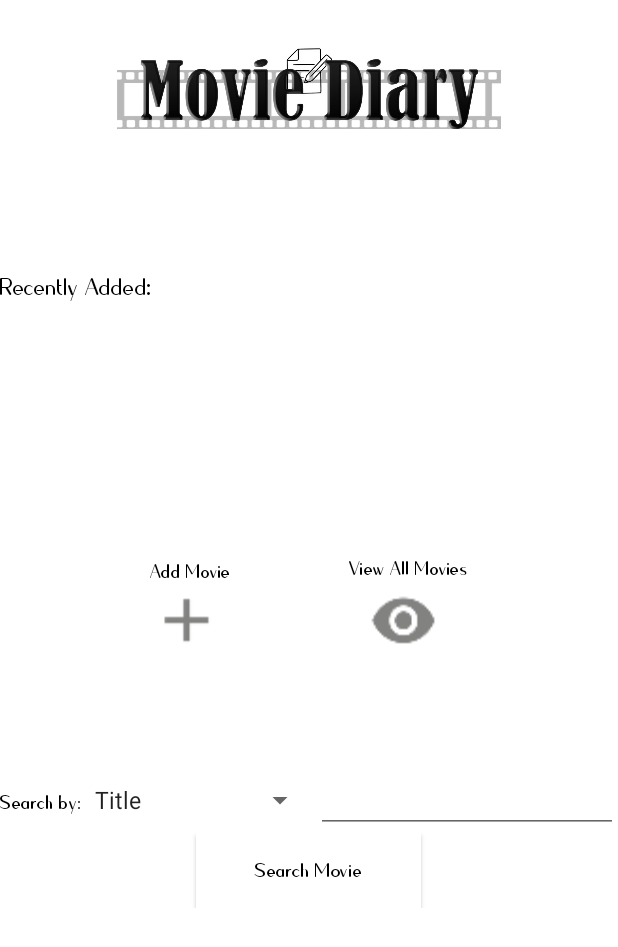
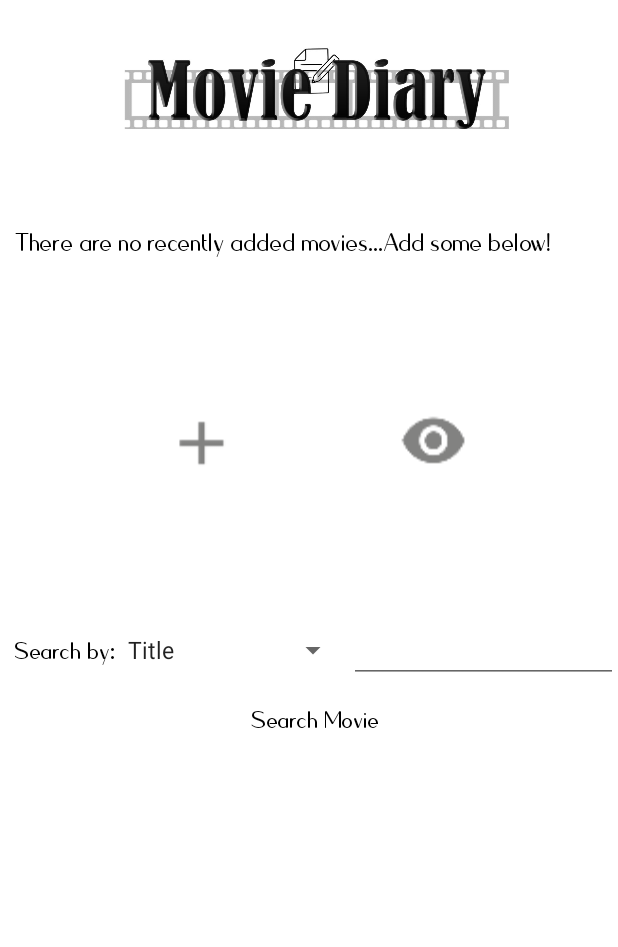
Before and after one commit to Stelanistikaki/Movie_Diary, an Android app: the screen it shows after launch (MainActivity), on a phone screen of 412 x 824 dp. Shown: the top 947 px of the screen. Run offline under Robolectric (Android 15) with nearby library versions, the phone set to English and light mode, and no system bars.

Commit message:
Carousel updated automatically | Add and-or change genres | Refresh with swipe down | new list style

```diff
--- a/app/src/main/AndroidManifest.xml
+++ b/app/src/main/AndroidManifest.xml
@@ -4,7 +4,7 @@
 
     <application
         android:allowBackup="true"
-        android:icon="@mipmap/ic_launcher"
+        android:icon="@mipmap/moviediary1"
         android:label="@string/app_name"
         android:roundIcon="@mipmap/ic_launcher_round"
         android:supportsRtl="true"
--- a/app/src/main/java/com/example/admin/movie_diary/DatabaseHelper.java
+++ b/app/src/main/java/com/example/admin/movie_diary/DatabaseHelper.java
@@ -8,7 +8,7 @@ import android.database.sqlite.SQLiteOpenHelper;
 import android.util.Log;
 
 public class DatabaseHelper extends SQLiteOpenHelper {
-    public static final String DATABASE_NAME = "movie_db1";
+    public static final String DATABASE_NAME = "movie_db7";
     public static final String TABLE_NAME = "movie_table";
     public static final String IDCOL = "ID";
     public static final String TITLECOL = "TITLE";
@@ -85,7 +85,6 @@ public class DatabaseHelper extends SQLiteOpenHelper {
     public Cursor searchData(String value, String column){
         SQLiteDatabase db = this.getWritableDatabase();
         String query = "SELECT * FROM " + TABLE_NAME + " WHERE " + column + " = '" + value + "' ";
-        Log.d(TAG, "insertData: " + value);
         Cursor result = db.rawQuery(query, null);
         return result;
     }
--- a/app/src/main/java/com/example/admin/movie_diary/EditDataActivity.java
+++ b/app/src/main/java/com/example/admin/movie_diary/EditDataActivity.java
@@ -30,6 +30,7 @@ public class EditDataActivity extends AppCompatActivity {
     protected void onCreate(Bundle savedInstanceState) {
         super.onCreate(savedInstanceState);
         setContentView(R.layout.edit_movie_layout);
+        getSupportActionBar().hide();
 
         mDatabaseHelper = new DatabaseHelper(this);
         editTitleText = findViewById(R.id.editTitleText);
@@ -100,6 +101,8 @@ public class EditDataActivity extends AppCompatActivity {
                 boolean updated = mDatabaseHelper.UpdateData(id, title, year, director, genre, rating, recommendString, comments);
                 if(updated) {
                     toastMessage("Movie updated!");
+                    Intent intent  = new Intent(EditDataActivity.this, ListDataActivity.class);
+                    startActivity(intent);
                     finish();
                 }
                 else
@@ -116,6 +119,8 @@ public class EditDataActivity extends AppCompatActivity {
                 int deleteRows = mDatabaseHelper.deleteData(id);
                 if(deleteRows > 0) {
                     toastMessage("Movie removed!");
+                    Intent intent  = new Intent(EditDataActivity.this, ListDataActivity.class);
+                    startActivity(intent);
                     finish();
                 }
                 else
--- a/app/src/main/java/com/example/admin/movie_diary/MainActivity.java
+++ b/app/src/main/java/com/example/admin/movie_diary/MainActivity.java
@@ -4,6 +4,7 @@ import android.content.Intent;
 import android.database.Cursor;
 import android.support.design.widget.TabLayout;
 import android.support.v4.view.ViewPager;
+import android.support.v4.widget.SwipeRefreshLayout;
 import android.support.v7.app.AppCompatActivity;
 import android.os.Bundle;
 import android.view.View;
@@ -11,8 +12,8 @@ import android.widget.AdapterView;
 import android.widget.ArrayAdapter;
 import android.widget.Button;
 import android.widget.EditText;
-import android.widget.ImageView;
 import android.widget.Spinner;
+import android.widget.TextView;
 import android.widget.Toast;
 
 import java.util.ArrayList;
@@ -22,19 +23,18 @@ import java.util.TimerTask;
 
 public class MainActivity extends AppCompatActivity {
 
-    private Button addMovieButton, viewAllButton, searchButton;
+    private Button addMovieButton, viewAllButton, searchButton, reloadButton;
     private Spinner searchSpinner;
     private EditText searchText;
-    //private ImageView logoImage;
+    private TextView recentlyAdded;
     private String[] searchValues = {"Title" , "Year", "Director", "Genre", "Rating", "Recommend"};
     DatabaseHelper mDatabaseHelper;
     String selectedCol, selectedText;
     boolean recommendSelected;
     ViewPager viewPager;
+    SwipeRefreshLayout swipeToRefresh;
     TabLayout indicator;
     ArrayList<String> recentMovies = new ArrayList<>();
-
-    private static final String TAG = MainActivity.class.getName();
 
 
     @Override
@@ -48,12 +48,12 @@ public class MainActivity extends AppCompatActivity {
         searchButton = findViewById(R.id.searchButton);
         searchText = findViewById(R.id.searchText);
         searchSpinner = findViewById(R.id.searchSpinner);
-        //logoImage = findViewById(R.id.logoImage);
         mDatabaseHelper = new DatabaseHelper(this);
         viewPager= findViewById(R.id.viewPagerRecentlyAdded);
+        swipeToRefresh = findViewById(R.id.swiperefresh);
         indicator= findViewById(R.id.indicator);
+        recentlyAdded = findViewById(R.id.recentlyAdded);
 
-        //logoImage.setImageResource(R.drawable.moviediary1);
         searchText.setFocusableInTouchMode(true);
 
         ArrayAdapter<String> spinnerArrayAdapter = new ArrayAdapter<String>
@@ -63,9 +63,25 @@ public class MainActivity extends AppCompatActivity {
         searchSpinner.setAdapter(spinnerArrayAdapter);
 
         Cursor recent = mDatabaseHelper.getRecentData();
-        while(recent.moveToNext()){
-            recentMovies.add("'" + recent.getString(1) + "'");
+        if(recent.getCount() == 0){
+            recentlyAdded.setText("There are no recently added movies...Add some below!");
+            recentlyAdded.setTextSize(23);
         }
+        else{
+            while(recent.moveToNext()) {
+                recentMovies.add("'" + recent.getString(1) + "'");
+            }
+        }
+
+
+        swipeToRefresh.setOnRefreshListener(new SwipeRefreshLayout.OnRefreshListener() {
+            @Override
+            public void onRefresh() {
+                Intent intent = getIntent();
+                finish();
+                startActivity(intent);
+            }
+        });
 
         viewPager.setAdapter(new ViewPagerAdapter(this, recentMovies));
         indicator.setupWithViewPager(viewPager, true);
@@ -100,6 +116,7 @@ public class MainActivity extends AppCompatActivity {
             public void onClick(View v) {
                 Intent intent = new Intent(MainActivity.this, AddDataActivity.class);
                 startActivity(intent);
+                finish();
             }
         });
 
@@ -112,6 +129,7 @@ public class MainActivity extends AppCompatActivity {
                 else{
                     Intent intent  = new Intent(MainActivity.this, ListDataActivity.class);
                     startActivity(intent);
+                    finish();
                 }
             }
         });
@@ -132,6 +150,7 @@ public class MainActivity extends AppCompatActivity {
 
             }
         });
+
     }
 
     private class SliderTimer extends TimerTask {
--- a/app/src/main/res/layout/activity_main.xml
+++ b/app/src/main/res/layout/activity_main.xml
@@ -4,13 +4,14 @@
     xmlns:tools="http://schemas.android.com/tools"
     android:layout_width="match_parent"
     android:layout_height="match_parent"
+    android:background="@color/backgroundColor"
     android:fillViewport="true"
     tools:context=".MainActivity">
 
     <LinearLayout
         android:layout_width="match_parent"
         android:layout_height="match_parent"
-        android:background="@color/backgroundColor"
+        android:layout_marginLeft="10dp"
         android:orientation="vertical">
 
         <ImageView
@@ -21,28 +22,34 @@
             android:layout_gravity="center"
             android:src="@drawable/moviediary1"/>
 
+
         <RelativeLayout
             android:layout_width="match_parent"
-            android:layout_height="400dp">
-
+            android:layout_height="300dp">
             <TextView
                 android:id="@+id/recentlyAdded"
                 android:layout_width="wrap_content"
                 android:layout_height="wrap_content"
                 android:layout_alignParentStart="true"
                 android:layout_alignParentTop="true"
-                android:layout_marginTop="70dp"
+                android:layout_marginTop="40dp"
                 android:fontFamily="@font/quesha"
                 android:text="@string/recentlyAddedString"
                 android:textColor="@color/letterColor"
-                android:textSize="22dp"
+                android:textSize="27dp"
                 android:layout_alignParentLeft="true" />
+            <android.support.v4.widget.SwipeRefreshLayout
+                xmlns:android="http://schemas.android.com/apk/res/android"
+                android:id="@+id/swiperefresh"
+                android:layout_width="match_parent"
+                android:layout_height="match_parent">
             <android.support.v4.view.ViewPager
                 android:id="@+id/viewPagerRecentlyAdded"
                 android:layout_width="wrap_content"
                 android:layout_height="wrap_content"
-                android:layout_marginTop="60dp"
+                android:layout_marginTop="80dp"
                 android:layout_alignBottom="@id/indicator" />
+
             <android.support.design.widget.TabLayout
                 android:id="@+id/indicator"
                 android:layout_width="match_parent"
@@ -51,33 +58,7 @@
                 app:tabBackground="@drawable/indicator_selector"
                 app:tabGravity="center"
                 app:tabIndicatorHeight="0dp" />
-
-            <TextView
-                android:layout_width="wrap_content"
-                android:layout_height="wrap_content"
-                android:text="@string/addMovieString"
-                android:textSize="17dp"
-                android:textColor="@color/letterColor"
-                android:fontFamily="@font/quesha"
-                android:layout_alignParentStart="true"
-                android:layout_alignParentLeft="true"
-                android:layout_alignParentBottom="true"
-                android:layout_marginStart="100dp"
-                android:layout_marginLeft="100dp"
-                android:layout_marginBottom="120dp"/>
-            <TextView
-                android:layout_width="wrap_content"
-                android:layout_height="wrap_content"
-                android:text="@string/viewAllMoviesString"
-                android:textSize="17dp"
-                android:textColor="@color/letterColor"
-                android:fontFamily="@font/quesha"
-                android:layout_alignParentTop="true"
-                android:layout_alignParentEnd="true"
-                android:layout_alignParentRight="true"
-                android:layout_marginTop="260dp"
-                android:layout_marginEnd="100dp"
-                android:layout_marginRight="100dp"/>
+        </android.support.v4.widget.SwipeRefreshLayout>
             <Button
                 android:id="@+id/addMovie"
                 android:layout_width="50dp"
@@ -87,7 +68,7 @@
                 android:layout_alignParentBottom="true"
                 android:layout_marginStart="100dp"
                 android:layout_marginLeft="100dp"
-                android:layout_marginBottom="72dp"
+                android:layout_marginBottom="90dp"
                 android:background="@drawable/addimage" />
             <Button
                 android:id="@+id/viewAllMovies"
@@ -96,11 +77,12 @@
                 android:layout_alignParentTop="true"
                 android:layout_alignParentEnd="true"
                 android:layout_alignParentRight="true"
-                android:layout_marginTop="280dp"
-                android:layout_marginEnd="120dp"
+                android:layout_marginTop="160dp"
+                android:layout_marginEnd="100dp"
                 android:layout_marginRight="121dp"
                 android:background="@drawable/showallimage" />
-        </RelativeLayout>
+            </RelativeLayout>
+
         <LinearLayout
             android:layout_width="match_parent"
             android:layout_height="wrap_content"
@@ -110,7 +92,7 @@
             <TextView
                 android:layout_width="wrap_content"
                 android:layout_height="wrap_content"
-                android:textSize="17dp"
+                android:textSize="22dp"
                 android:textColor="@color/letterColor"
                 android:text="@string/searchByString"
                 android:fontFamily="@font/quesha"/>
@@ -128,15 +110,17 @@
             android:layout_height="wrap_content">
             <Button
                 android:id="@+id/searchButton"
-                android:layout_width="150dp"
+                android:layout_width="100dp"
                 android:layout_height="50dp"
-                android:textSize="18dp"
+                android:textSize="22dp"
                 android:layout_centerInParent="true"
                 android:text="@string/searchMovieString"
                 android:textColor="@color/letterColor"
                 android:textAllCaps="false"
                 android:fontFamily="@font/quesha"
-                android:background="@color/backgroundColor"/>
+                android:background="@color/backgroundColor"
+                android:outlineSpotShadowColor="@color/backgroundColor"
+                android:outlineAmbientShadowColor="@color/backgroundColor"/>
         </RelativeLayout>
     </LinearLayout>
 </ScrollView>
--- a/app/src/main/res/layout/add_movie_activity.xml
+++ b/app/src/main/res/layout/add_movie_activity.xml
@@ -76,10 +76,10 @@
             android:layout_height="wrap_content">
             <Button
                 android:id="@+id/saveButton"
-                android:layout_width="wrap_content"
-                android:layout_height="wrap_content"
+                android:layout_width="40dp"
+                android:layout_height="40dp"
                 android:layout_centerInParent="true"
-                android:text="@string/saveString"/>
+                android:background="@drawable/savebutton" />
         </RelativeLayout>
 
     </LinearLayout>
--- a/app/src/main/res/layout/item_slider.xml
+++ b/app/src/main/res/layout/item_slider.xml
@@ -12,6 +12,7 @@
         android:layout_height="wrap_content"
         android:textAllCaps="false"
         android:fontFamily="@font/xeroxserif_narrow"
+        android:textColor="@color/colorAccent"
         android:textSize="30dp" />
 
 </LinearLayout>
--- a/app/src/main/res/values/colors.xml
+++ b/app/src/main/res/values/colors.xml
@@ -2,7 +2,7 @@
 <resources>
     <color name="colorPrimary">#8c1f29</color>
     <color name="colorPrimaryDark">#8c1f29</color>
-    <color name="colorAccent">#D81B60</color>
+    <color name="colorAccent">#8c1f29</color>
     <color name="backgroundColor">#ffffff</color>
     <color name="letterColor">#000000</color>
 </resources>
```
Also changed, not shown: app/src/main/java/com/example/admin/movie_diary/AddDataActivity.java (+4 -3 lines), app/src/main/java/com/example/admin/movie_diary/CustomListAdapter.java (+54 -1 lines), app/src/main/java/com/example/admin/movie_diary/ListDataActivity.java (+18 -7 lines), app/src/main/java/com/example/admin/movie_diary/Movie.java (+33 -0 lines), app/src/main/java/com/example/admin/movie_diary/SearchDataActivity.java (+10 -3 lines), app/src/main/res/layout/adapter_list.xml (+35 -4 lines), app/src/main/res/layout/edit_movie_layout.xml (+8 -8 lines), app/src/main/res/layout/movie_list.xml (+8 -5 lines).
